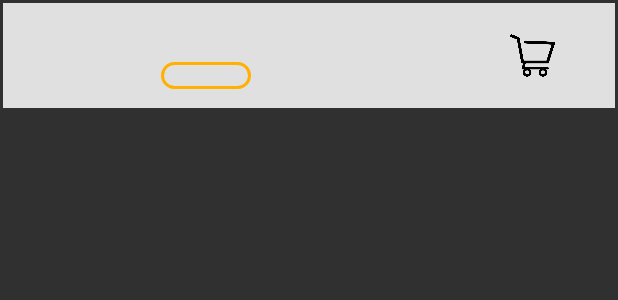
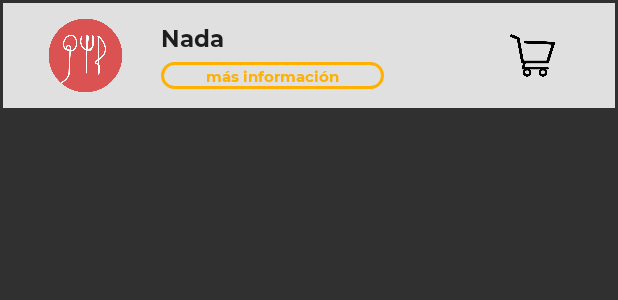
Before and after one commit to Fonsi20/Android---FoodTick, an Android app: the layout item_lista.xml on its own in the app's theme, with its tools: preview values and no code run, on a phone screen of 412 x 824 dp. Shown: the top 300 px of the screen. Run offline under Robolectric (Android 15) with nearby library versions, the phone set to English and light mode, and no system bars.

Commit message:
Botones funcionando en la lista.
Falta mantener las elecciones en la lista, quizás con BBDD?

```diff
--- a/app/src/main/java/com/example/foodtrick/Producto.java
+++ b/app/src/main/java/com/example/foodtrick/Producto.java
@@ -70,7 +70,6 @@ public class Producto extends AppCompatActivity {
                 pMostrar.setAzucares(cursor.getInt(3));
                 pMostrar.setGrasas(cursor.getInt(4));
 
-
                 Log.i("productoNUEVO", String.valueOf(pMostrar.getNombre().toString()));
                 Log.i("productoNUEVO", pMostrar.getCategoria().toString());
                 Log.i("productoNUEVO", String.valueOf(pMostrar.getAzucares()));
--- a/app/src/main/res/layout/item_lista.xml
+++ b/app/src/main/res/layout/item_lista.xml
@@ -1,8 +1,8 @@
 <?xml version="1.0" encoding="utf-8"?>
 <LinearLayout xmlns:android="http://schemas.android.com/apk/res/android"
+    xmlns:tools="http://schemas.android.com/tools"
     android:layout_width="match_parent"
     android:layout_height="wrap_content"
-    xmlns:tools="http://schemas.android.com/tools"
     android:layout_marginLeft="2dp"
     android:layout_marginTop="2dp"
     android:layout_marginRight="2dp"
@@ -18,14 +18,15 @@
         android:layout_marginLeft="30dp"
         android:layout_marginTop="10dp"
         android:layout_marginRight="15dp"
-        android:layout_marginBottom="10dp" />
+        android:layout_marginBottom="10dp"
+        android:background="@drawable/foodtick360" />
 
     <LinearLayout
-        android:layout_weight="1"
         android:layout_width="wrap_content"
         android:layout_height="wrap_content"
         android:layout_gravity="center"
         android:layout_margin="10dp"
+        android:layout_weight="1"
         android:orientation="vertical">
 
         <TextView
@@ -33,6 +34,7 @@
             android:layout_width="match_parent"
             android:layout_height="wrap_content"
             android:fontFamily="@font/montserrat_bold"
+            android:text="Nada"
             android:textColor="@color/black"
             android:textSize="15sp" />
 
@@ -48,17 +50,18 @@
             android:paddingTop="2dp"
             android:paddingRight="30dp"
             android:paddingBottom="2dp"
+            android:text="más información"
             android:textColor="@color/yellow"
-            android:textSize="10sp" />
+            android:textSize="10sp" />s
 
     </LinearLayout>
 
     <ImageButton
         android:id="@+id/btnAñadirCarrito"
-        android:layout_marginRight="40dp"
-        android:layout_gravity="center"
         android:layout_width="30dp"
         android:layout_height="30dp"
+        android:layout_gravity="center"
+        android:layout_marginRight="40dp"
         android:background="@drawable/cart_shop" />
 
 
```
Also changed, not shown: app/src/main/java/com/example/foodtrick/Adaptadores/AdaptadorPersonalizado.java (+11 -2 lines).
